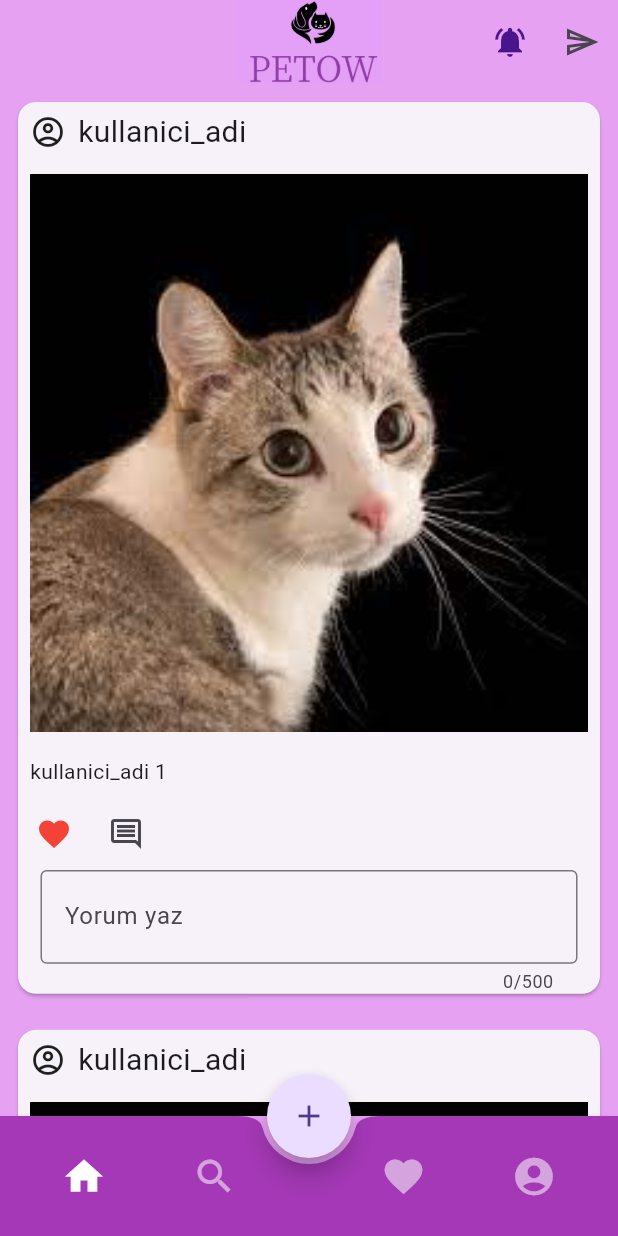
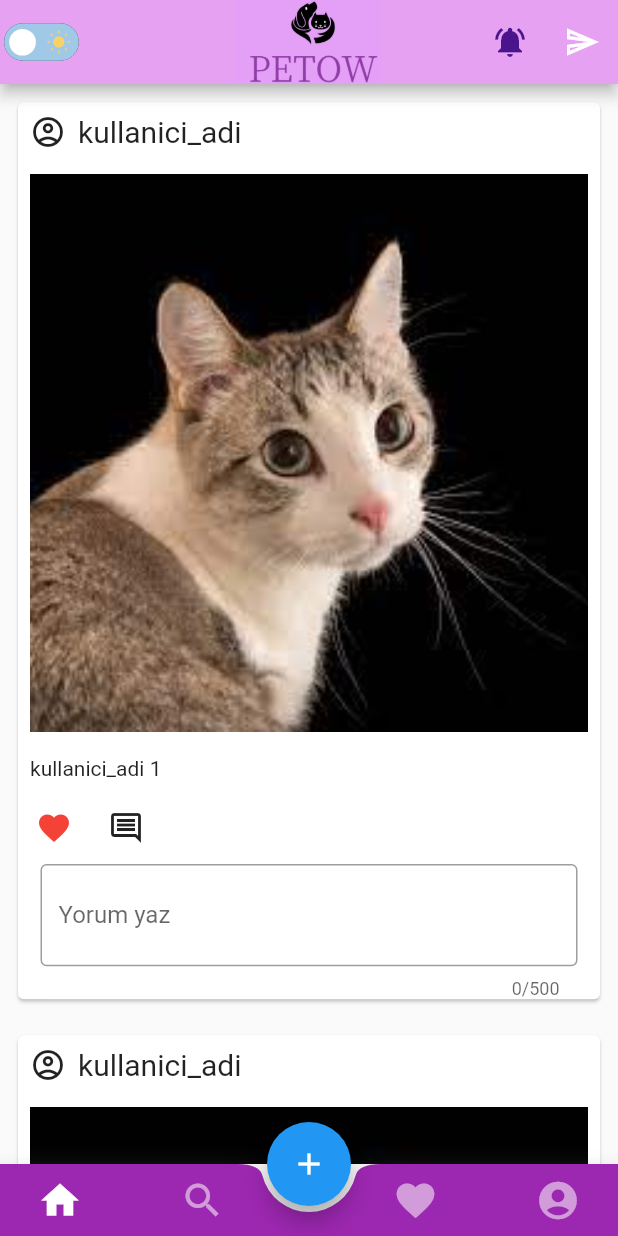
Before and after one commit to mertkbkci/PETOW_APP, a Flutter app: the screen it shows after launch, after a tap on the "favorite outline" icon, on a phone screen of 412 x 824 dp. Run offline on Flutter 3.47's test engine with Material 2 defaults, Android fonts, the phone set to English and light mode, and no system bars; our stand-ins replace firebase_auth, firebase_core, firebase_database, image_picker, lottie; accounts and stored records are empty; network calls fail.

Commit message:
initial comment

```diff
--- /dev/null
+++ b/lib/constant/lottie_items.dart
@@ -0,0 +1,13 @@
+enum LottieItems{themeChange}
+
+extension LottieItemsExtension on LottieItems {
+
+  String _path() {
+
+    switch (this) {
+      case LottieItems.themeChange:
+        return 'lottie_theme_change';
+    }
+  }
+  String get lottiePath => 'assets/lottie/${_path()}.json';
+}
--- a/lib/main.dart
+++ b/lib/main.dart
@@ -5,6 +5,8 @@ import 'package:petow_app/firebase_options.dart';
 //import 'package:petow_app/screens/login_screen.dart';
 import 'package:petow_app/screens/page_view.dart';
 import 'package:petow_app/screens/register_screen.dart';
+import 'package:petow_app/theme/change_theme.dart';
+import 'package:provider/provider.dart';
 
 //import 'layout/camera.dart';
 // import 'firebase_options.dart';
@@ -25,7 +27,14 @@ void main() async {
   await Firebase.initializeApp(
     options: DefaultFirebaseOptions.currentPlatform,
   );
-  runApp(const MyApp());
+  runApp(MultiProvider(
+    providers: [
+      ChangeNotifierProvider<ThemeChanger>(
+        create: (context) => ThemeChanger(),
+      ),
+    ],
+    builder: (contex, child) => const MyApp(),
+  ));
 }
 
 class MyApp extends StatelessWidget {
@@ -36,22 +45,23 @@ class MyApp extends StatelessWidget {
   Widget build(BuildContext context) {
     return MaterialApp(
       debugShowCheckedModeBanner: false,
-      theme: ThemeData.light(useMaterial3: true).copyWith(
-        progressIndicatorTheme: const ProgressIndicatorThemeData(color: Colors.black),
-        appBarTheme: const AppBarTheme(
-          centerTitle: true,
-          backgroundColor: Colors.transparent,
-          systemOverlayStyle: SystemUiOverlayStyle(
-            statusBarColor: Colors.transparent,
-            statusBarIconBrightness: Brightness.dark,
+      theme: context.watch<ThemeChanger>().currentTheme,
+      //ThemeData.light(useMaterial3: true).copyWith(
+      //   progressIndicatorTheme: const ProgressIndicatorThemeData(color: Colors.black),
+      //   appBarTheme: const AppBarTheme(
+      //     centerTitle: true,
+      //     backgroundColor: Colors.transparent,
+      //     systemOverlayStyle: SystemUiOverlayStyle(
+      //       statusBarColor: Colors.transparent,
+      //       statusBarIconBrightness: Brightness.dark,
 
-          ),
-        ),
+      //     ),
+      //   ),
 
-        scaffoldBackgroundColor: const Color.fromARGB(255, 230, 161, 242),
-        // colorScheme: ColorScheme.fromSeed(seedColor: Colors.deepPurple),
-        // useMaterial3: true,
-      ),
+      //   scaffoldBackgroundColor: const Color.fromARGB(255, 230, 161, 242),
+      //   // colorScheme: ColorScheme.fromSeed(seedColor: Colors.deepPurple),
+      //   // useMaterial3: true,
+      // ),
       home: const PetowPageView(),
     );
   }
--- a/lib/screens/home_screen.dart
+++ b/lib/screens/home_screen.dart
@@ -1,8 +1,12 @@
 import 'package:flutter/material.dart';
+import 'package:lottie/lottie.dart';
 
 //import 'package:petow_app/layout/camera.dart';
 import 'package:petow_app/screens/send_messages.dart';
+import 'package:provider/provider.dart';
 
+import '../constant/lottie_items.dart';
+import '../theme/change_theme.dart';
 import 'about_the_app.dart';
 
 class HomeScreen extends StatefulWidget {
@@ -12,21 +16,41 @@ class HomeScreen extends StatefulWidget {
   State<HomeScreen> createState() => _HomeScreenState();
 }
 
-class _HomeScreenState extends State<HomeScreen> {
+class _HomeScreenState extends State<HomeScreen> with TickerProviderStateMixin {
   int favorite = 0;
   bool isFavorited = false;
   late String name = 'kullanici_adi';
   late Image image = Image.asset('assets/png/ic_cat4.jpg', fit: BoxFit.cover);
+  bool isLight = false;
+  late AnimationController controller;
+
+  @override
+  void initState() {
+    super.initState();
+    controller = AnimationController(vsync: this, duration: const Duration(milliseconds: 500));
+  }
 
   @override
   Widget build(BuildContext context) {
     return Scaffold(
       appBar: AppBar(
+        backgroundColor: const Color.fromARGB(255, 230, 161, 242),
         automaticallyImplyLeading: false,
+        centerTitle: true,
         title: Image.asset(
           'assets/png/ic_petow.png',
           fit: BoxFit.contain,
           height: kToolbarHeight,
+        ),
+        leading: InkWell(
+          onTap: () async {
+            await controller.animateTo(isLight ? 0.5 : 1);
+            isLight = !isLight;
+            Future.microtask(() {
+              context.read<ThemeChanger>().changeTheme();
+            });
+          },
+          child: Lottie.asset(LottieItems.themeChange.lottiePath, repeat: false, reverse: true, controller: controller),
         ),
         actions: [
           IconButton(
--- /dev/null
+++ b/lib/theme/change_theme.dart
@@ -0,0 +1,12 @@
+import 'package:flutter/material.dart';
+
+class ThemeChanger with ChangeNotifier {
+  bool isLightTheme = false;
+
+  void changeTheme() {
+    isLightTheme = !isLightTheme;
+    notifyListeners();
+  }
+
+  ThemeData get currentTheme => !isLightTheme ? ThemeData.light() : ThemeData.dark();
+}
--- a/pubspec.yaml
+++ b/pubspec.yaml
@@ -43,6 +43,10 @@ dependencies:
   firebase_messaging: ^14.6.5
   firebase_database: ^10.2.4
 
+  #animation
+  flutter_spinkit: ^5.2.0
+  lottie: ^2.6.0
+
 dev_dependencies:
   flutter_test:
     sdk: flutter
@@ -69,6 +73,7 @@ flutter:
   assets:
    - assets/apple_books.png
    - assets/png/
+   - assets/lottie/
 
   # An image asset can refer to one or more resolution-specific "variants", see
   # https://flutter.dev/assets-and-images/#resolution-aware
```
Also changed, not shown: Theme/theme_provider.dart (deleted, +0 -19 lines), assets/lottie/lottie_theme_change.json (added, +1 -0 lines), lib/screens/login_screen.dart (+11 -5 lines), lib/screens/profile_screen.dart (+7 -2 lines), lib/screens/profile_setting.dart (+11 -0 lines), lib/theme/theme.dart (added, +43 -0 lines), pubspec.lock.
